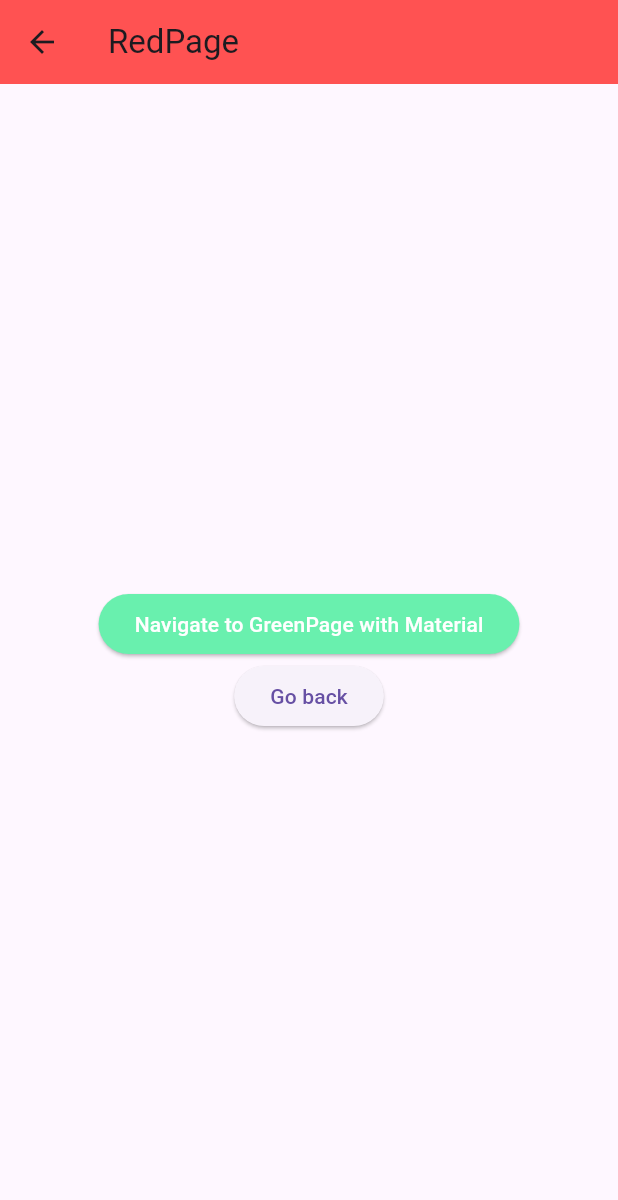
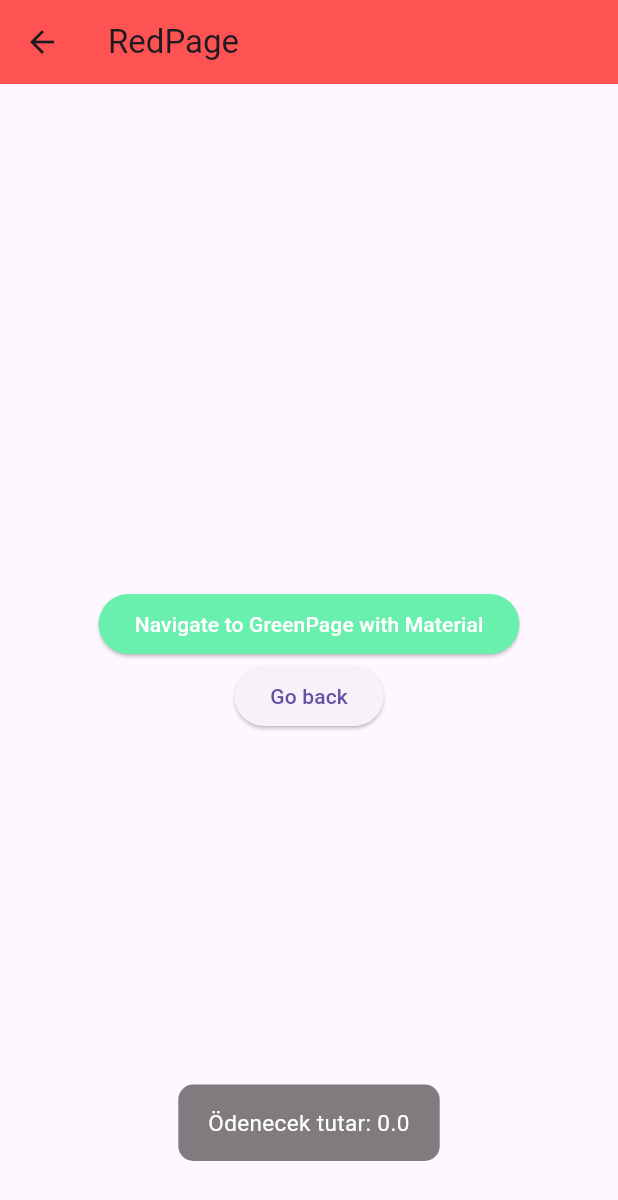
Before and after one commit to gelecekvadisi/flutter_1_2024, a Flutter app: the HomePage screen opened directly, after a tap on "Navigate to RedPage with Cupertino", on a phone screen of 412 x 824 dp. Shown: the top 1200 px of the screen. Run offline on Flutter 3.47's test engine with Material 3 defaults, Android fonts, the phone set to English and light mode, and no system bars; our stand-ins replace flutter_easyloading.

Commit message:
onGenerate route fonksiyonu ve sayfalar arası veri gönderme konuları eklendi

```diff
--- a/flutter_demo_1/lib/navigator_demos/home_page.dart
+++ b/flutter_demo_1/lib/navigator_demos/home_page.dart
@@ -25,7 +25,7 @@ class HomePage extends StatelessWidget {
                   foregroundColor: Colors.white),
               onPressed: () async {
                 Person? person = await Navigator.of(context).push<Person>(
-                    MaterialPageRoute(builder: (context) => RedPage()));
+                    MaterialPageRoute(builder: (context) => RedPage(price: 0,)));
                 debugPrint(
                     "Ana sayfada kişi adı: ${person?.name ?? "Kişi bulunamadı"}");
               },
@@ -36,8 +36,8 @@ class HomePage extends StatelessWidget {
                   backgroundColor: Colors.redAccent,
                   foregroundColor: Colors.white),
               onPressed: () {
-                Navigator
-                    .push<Person>(context, CupertinoPageRoute(builder: (context) => RedPage()));
+                Navigator.push<Person>(context,
+                    CupertinoPageRoute(builder: (context) => RedPage(price: 0,)));
               },
               child: Text("Navigate to RedPage with Cupertino"),
             ),
@@ -58,14 +58,11 @@ class HomePage extends StatelessWidget {
                   backgroundColor: Colors.redAccent,
                   foregroundColor: Colors.white),
               onPressed: () async {
-
-
-
-                Navigator.pushNamed(context, "/redPage");
-
-
-
-
+                Navigator.pushNamed(
+                  context,
+                  "/redPage",
+                  arguments: 100,
+                );
               },
               child: Text("Navigate to RedPage with Material and named routes"),
             ),
--- a/flutter_demo_1/lib/navigator_demos/red_page.dart
+++ b/flutter_demo_1/lib/navigator_demos/red_page.dart
@@ -2,16 +2,24 @@ import 'dart:math';
 
 import 'package:flutter/material.dart';
 import 'package:flutter_demo_1/odev10/person.dart';
+import 'package:flutter_easyloading/flutter_easyloading.dart';
 
 import 'green_page.dart';
 
 class RedPage extends StatelessWidget {
-  RedPage({super.key});
+  RedPage({super.key, required this.price});
 
   double price = 0;
 
   @override
   Widget build(BuildContext context) {
+
+    /* var arguments = ModalRoute.of(context)?.settings.arguments;
+    if (arguments != null) {
+      EasyLoading.showToast("Sayfa argümanlarıı: $arguments");
+    } */
+
+    EasyLoading.showToast("Ödenecek tutar: $price");
     return PopScope(
       canPop: false,
       onPopInvoked: (didPop) {
```
Also changed, not shown: flutter_demo_1/lib/main.dart (+10 -2 lines), flutter_demo_1/lib/routes.dart (+33 -2 lines).
